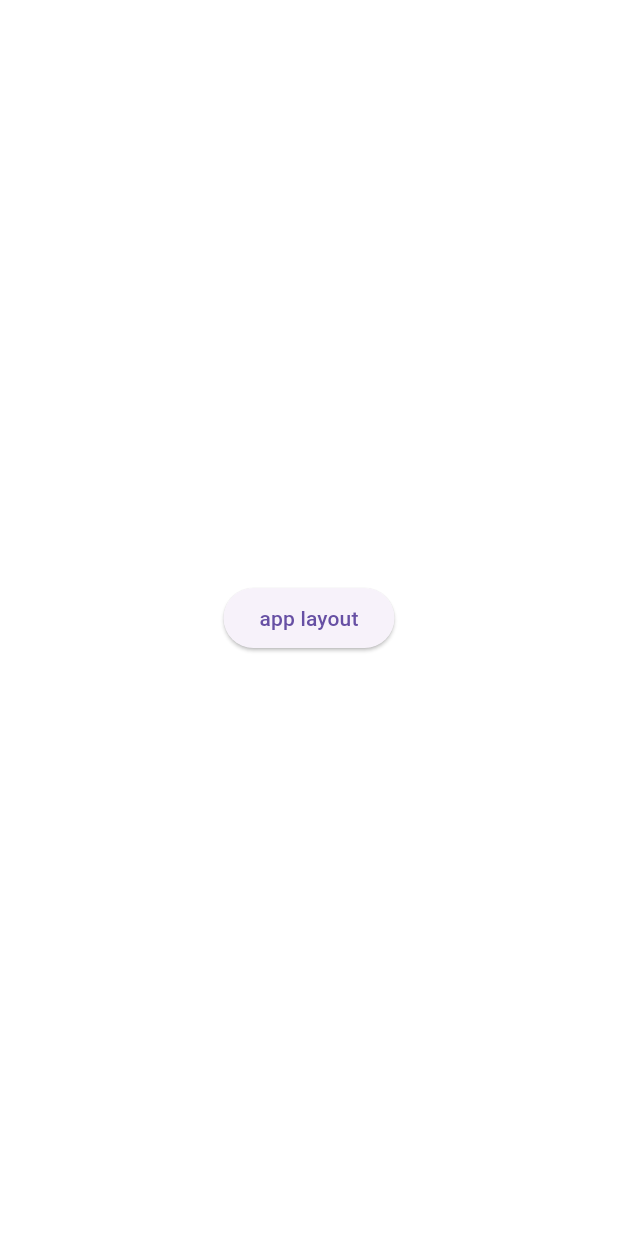
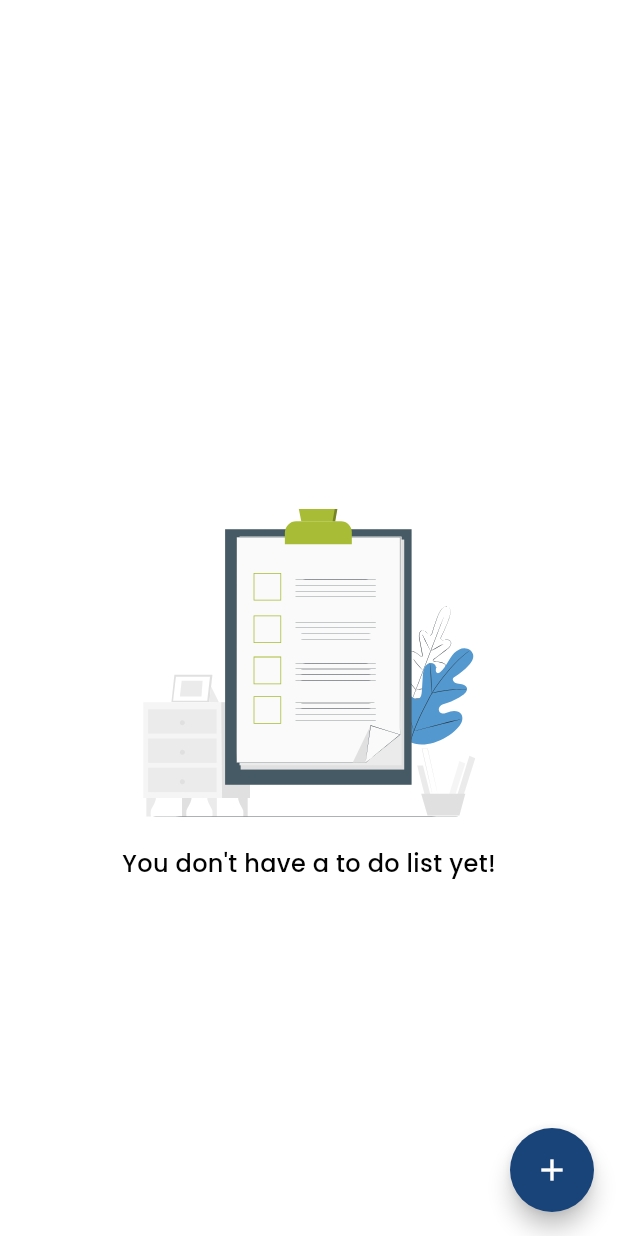
Before and after one commit to Attia-Fouad/task_manager_app, a Flutter app: the AppLayoutScreen screen opened by its route, on a phone screen of 412 x 824 dp. Run offline on Flutter 3.47's test engine with Material 3 defaults, Android fonts, the phone set to English and light mode, and no system bars; our stand-ins replace bloc, dartz, device_preview, dio, fancy_shimmer_image, flutter_bloc and 12 more; accounts and stored records are empty.

Commit message:
working on tasks feature

```diff
--- a/lib/core/app_router/routes.dart
+++ b/lib/core/app_router/routes.dart
@@ -5,15 +5,15 @@ import '../../view/app_layout/app_layout.dart';
 import '../../view/login/login_screen.dart';
 import '../../view/onboarding/onboarding_screen.dart';
 import '../../view/splash/splash_screen.dart';
+import '../../view/tasks/tasks_screen.dart';
 import 'animation_type.dart';
 
-
 abstract class AppRouter {
-  //Start
   static const splashScreen = '/';
   static const onBoardingScreen = '/onBoardingScreen';
   static const appLayout = '/appLayout';
   static const loginScreen = '/loginScreen';
+  static const tasksScreen = '/tasksScreen';
 
   static final router = GoRouter(
     routes: [
@@ -58,6 +58,16 @@ abstract class AppRouter {
           animationType: AnimationType.fadeTransitionAnimation,
         ),
       ),
+      //TasksScreen
+      GoRoute(
+        path: tasksScreen,
+        pageBuilder: (context, state) => buildPageWithDefaultTransition<void>(
+          context: context,
+          state: state,
+          child: const TasksScreen(),
+          animationType: AnimationType.fadeTransitionAnimation,
+        ),
+      ),
     ],
   );
 }
--- a/lib/core/app_strings/app_strings.dart
+++ b/lib/core/app_strings/app_strings.dart
@@ -7,8 +7,11 @@ abstract class AppStrings {
   static const login = 'Login';
   static const userName = 'User Name';
   static const password = 'Password';
+  static const showMore = ' Show More';
+  static const showLess = ' Show Less';
   static const pleaseEnterYourPassword = 'Please Enter Your Password';
   static const pleaseEnterYourUserName = 'Please Enter Your User Name';
+  static const dontHaveToDoYet = "You don't have a to do list yet!";
   // request messages
   static const connectionTimeOut = 'Connection Time Out';
   static const sendTimeOut = 'Send Time Out';
--- a/lib/core/services/services_locator.dart
+++ b/lib/core/services/services_locator.dart
@@ -1,4 +1,5 @@
 import 'package:get_it/get_it.dart';
+import 'package:task_manager_app/view/tasks/cubit/tasks_cubit.dart';
 
 import '../../repositories/auth_repo/auth_repo.dart';
 import '../../repositories/auth_repo/auth_repo_impl.dart';
@@ -16,6 +17,9 @@ class ServicesLocator {
     sl.registerFactory(() => LoginCubit(
           authRepo: sl<AuthRepo>(),
         ));
+    sl.registerFactory(() => TasksCubit(
+          remoteTasksRepo: sl<RemoteTasksRepo>(),
+        ));
 
     //Repository
     sl.registerLazySingleton<AuthRepo>(() => AuthRepoImpl());
--- a/lib/view/app_layout/app_layout.dart
+++ b/lib/view/app_layout/app_layout.dart
@@ -1,5 +1,6 @@
 import 'package:flutter/material.dart';
 import 'package:flutter_bloc/flutter_bloc.dart';
+import '../tasks/tasks_screen.dart';
 import 'cubit/app_cubit.dart';
 
 class AppLayoutScreen extends StatefulWidget {
@@ -23,13 +24,7 @@ class _AppLayoutScreenState extends State<AppLayoutScreen> {
       },
       builder: (context, state) {
         return Scaffold(
-          body: Center(
-            child: SizedBox(child: ElevatedButton(
-              onPressed: (){
-                cubit.getRemoteUserData();
-              },
-                child: Text('app layout')),),
-          ), /*Stack(
+          body: TasksScreen(), /*Stack(
             alignment: AlignmentDirectional.bottomCenter,
             children: [
               LazyLoadIndexedStack(
--- /dev/null
+++ b/lib/view/reusable_widgets/svg_image_with_text_widget.dart
@@ -0,0 +1,38 @@
+import 'package:flutter/material.dart';
+import 'package:flutter_svg/svg.dart';
+import 'package:gap/gap.dart';
+
+import '../../core/styles/text_styles.dart';
+
+class SvgImageWithTextWidget extends StatelessWidget {
+  const SvgImageWithTextWidget({
+    super.key,
+    required this.svgImage,
+    this.text,
+    this.widget,
+  });
+
+  final String svgImage;
+  final String? text;
+  final Widget? widget;
+  @override
+  Widget build(BuildContext context) {
+    return Center(
+      child: Column(
+        crossAxisAlignment: CrossAxisAlignment.center,
+        mainAxisAlignment: MainAxisAlignment.center,
+        mainAxisSize: MainAxisSize.min,
+        children: [
+          SvgPicture.asset(svgImage),
+          const Gap(20),
+          if (text != null)
+            Text(
+              text!,
+              style: MyTextStyles.textStyle16Medium,
+            ),
+          if (widget != null) widget!,
+        ],
+      ),
+    );
+  }
+}
--- /dev/null
+++ b/lib/view/tasks/cubit/tasks_state.dart
@@ -0,0 +1,16 @@
+part of 'tasks_cubit.dart';
+
+@immutable
+sealed class TasksState {}
+
+final class TasksInitial extends TasksState {}
+
+final class GetTasksLoadingState extends TasksState {}
+
+final class GetTasksSuccessState extends TasksState {}
+
+final class GetTasksFailureState extends TasksState {
+  final String message;
+
+  GetTasksFailureState({required this.message});
+}
--- /dev/null
+++ b/lib/view/tasks/tasks_screen.dart
@@ -0,0 +1,86 @@
+import 'package:flutter/material.dart';
+import 'package:flutter_bloc/flutter_bloc.dart';
+import 'package:flutter_svg/flutter_svg.dart';
+import 'package:gap/gap.dart';
+import 'package:task_manager_app/core/styles/text_styles.dart';
+import 'package:task_manager_app/view/reusable_widgets/add_floating_action_button_widget.dart';
+import 'package:task_manager_app/view/reusable_widgets/base_card_widget.dart';
+import 'package:task_manager_app/view/tasks/cubit/tasks_cubit.dart';
+
+import '../../core/app_strings/app_strings.dart';
+import '../../core/constants.dart';
+import '../../core/services/services_locator.dart';
+import '../../core/styles/app_colors.dart';
+import '../../generated/assets.dart';
+import '../reusable_widgets/read_more_widget.dart';
+import '../reusable_widgets/svg_image_with_text_widget.dart';
+
+class TasksScreen extends StatelessWidget {
+  const TasksScreen({super.key});
+
+  @override
+  Widget build(BuildContext context) {
+    return Scaffold(
+      body: BlocProvider(
+        create: (context) => sl<TasksCubit>(),
+        child: Builder(builder: (context) {
+          var cubit = TasksCubit.get(context);
+          return BlocConsumer<TasksCubit, TasksState>(
+            listener: (context, state) {},
+            builder: (context, state) {
+              return RefreshIndicator(
+                color: AppColors.primaryColor,
+                backgroundColor: Colors.white,
+                onRefresh: () async {
+                  // cubit.getRemoteTasks(userId: userId);
+                },
+                child:  Padding(
+                  padding: EdgeInsets.symmetric(horizontal: appPadding),
+                  child: CustomScrollView(
+                    physics: AlwaysScrollableScrollPhysics(
+                        parent: BouncingScrollPhysics()),
+                    slivers: [
+                      SliverGap(100),
+                      SliverFillRemaining(
+                        child: SvgImageWithTextWidget(
+                          text: AppStrings.dontHaveToDoYet,
+                          svgImage: Assets.svgsEmptyListSvg,
+                        ),
+                      ),
+                      SliverList(
+                          delegate: SliverChildBuilderDelegate(
+                                  (context, index) {
+                                return Padding(
+                                  padding: const EdgeInsets.only(bottom: 8.0),
+                                  child: BaseCardWidget(
+                                    child: Row(
+                                      children: [
+                                        IconButton(onPressed: () {},
+                                            icon: const Icon(Icons.circle_outlined,
+                                            color: AppColors.greyColor,)),
+                                        Expanded(child: ReadMoreWidget(
+                                          text: "asdasjdklasdjlaksdlkassdfdsfsdjhfdskjfhdskjfhdsjkfhdskjfhdskjfhdksjfhdksjfhkdjshfkjdsfhkjsdhfkjsdhfkdsjfhsdkjfhksdjhfkdjshfksdjhfdksjhfsdkjhdjklasjdlkasjdsalkj",
+                                        )),
+                                        IconButton(onPressed: (){}, icon: SvgPicture.asset(Assets.svgsTrash)),
+                                      ],
+                                    ),
+                                  ),
+                                );
+                              },
+                              childCount: 3
+                          )),
+                      SliverGap(80),
+                    ],
+                  ),
+                ),
+              );
+            },
+          );
+        }),
+      ),
+      floatingActionButton: AddFloatingActionButtonWidget(
+        onPressed: () {},
+      ),
+    );
+  }
+}
--- a/pubspec.yaml
+++ b/pubspec.yaml
@@ -70,6 +70,7 @@ dependencies:
   flutter_onboarding_slider: ^1.0.11
   # lottie for animations
   lottie: ^3.2.0
+  readmore: ^3.0.0
   device_preview: ^1.2.0
 
 dev_dependencies:
```
Also changed, not shown: lib/view/reusable_widgets/base_card_widget.dart (added, +31 -0 lines), lib/view/reusable_widgets/read_more_widget.dart (added, +48 -0 lines), lib/view/tasks/cubit/tasks_cubit.dart (added, +84 -0 lines), assets/svgs/trash.svg (added), lib/generated/assets.dart, pubspec.lock.
